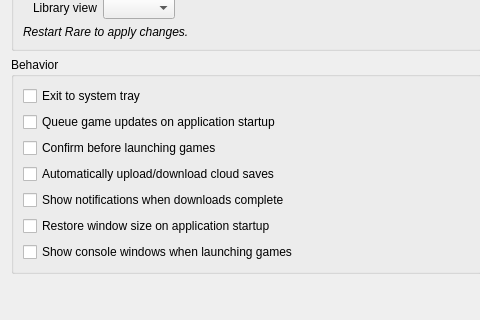
The window that rare/ui/components/tabs/settings/rare.ui (RareDevs/Rare) describes before a commit, drawn with Qt 5; both pictures show x 0 to 480 and y 127 to 447 of the 629 by 447 pixel window.
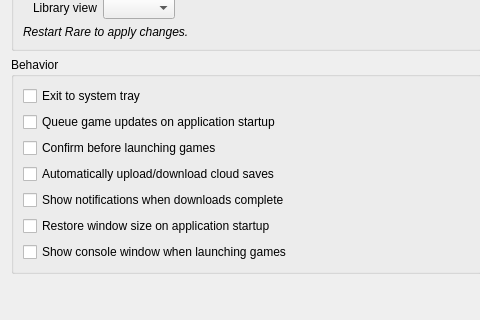
The same window after the commit.

Commit message: RareSettings: Update string

Patch:
```diff
--- a/rare/ui/components/tabs/settings/rare.ui
+++ b/rare/ui/components/tabs/settings/rare.ui
@@ -115,7 +115,7 @@
         <item row="6" column="0">
          <widget class="QCheckBox" name="log_games">
           <property name="text">
-           <string>Show console windows when launching games</string>
+           <string>Show console window when launching games</string>
           </property>
          </widget>
         </item>
```
The commit also changes 1 other file.
